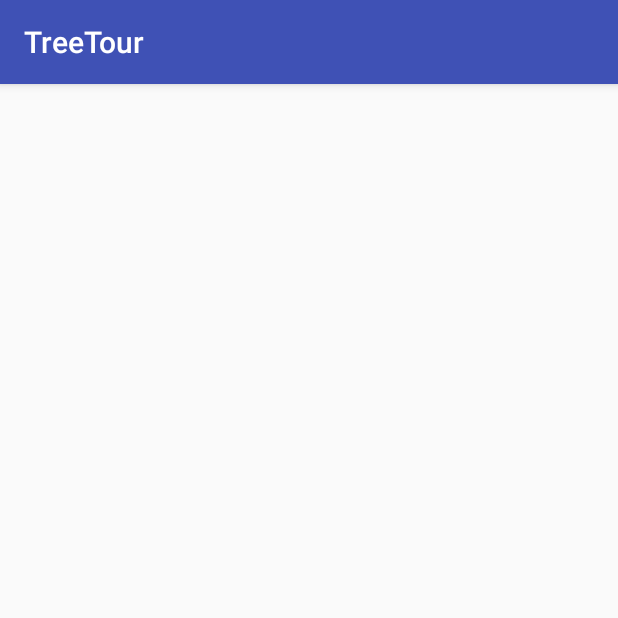
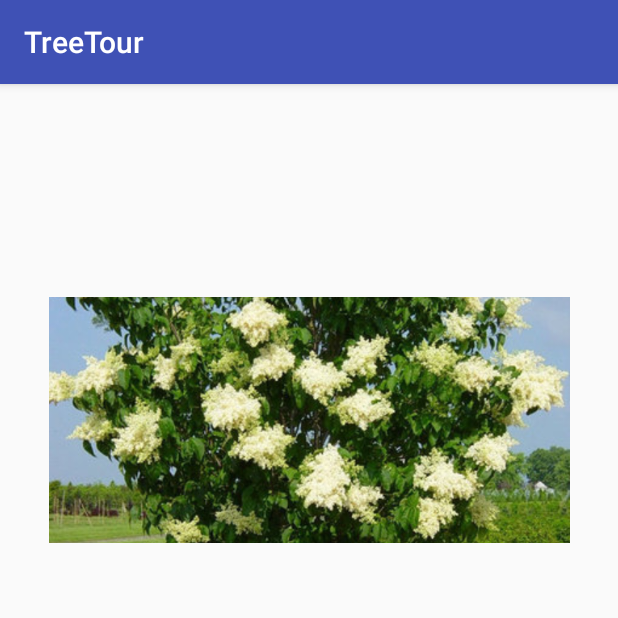
Before and after one commit to jgboese/2018-Spring-Software-Engineering-project, an Android app: the ViewData screen opened directly, with no data from a screen before it, on a phone screen of 412 x 824 dp, the top half of it. Run offline under Robolectric (Android 15) with nearby library versions, the phone set to English and light mode, and no system bars; our stand-ins replace Firebase (no records; nobody signed in at launch, a user with empty details on screens opened directly); 4 statements that could not run were skipped.

Commit message:
pictures added

```diff
--- a/app/src/main/res/layout/activity_view_data.xml
+++ b/app/src/main/res/layout/activity_view_data.xml
@@ -6,10 +6,29 @@
     android:layout_height="match_parent"
     tools:context="edu.colostate.jaredboese.treetour.ViewData">
 
+    <ImageView
+        android:id="@+id/imageView"
+        android:layout_width="347dp"
+        android:layout_height="164dp"
+        android:layout_marginBottom="8dp"
+        android:layout_marginEnd="8dp"
+        android:layout_marginStart="8dp"
+        android:layout_marginTop="8dp"
+        android:scaleType="centerCrop"
+        app:layout_constraintBottom_toTopOf="@+id/listview"
+        app:layout_constraintEnd_toEndOf="parent"
+        app:layout_constraintStart_toStartOf="parent"
+        app:layout_constraintTop_toTopOf="parent"
+        app:srcCompat="@drawable/common_google_signin_btn_icon_dark_normal" />
+
     <ListView
         android:id="@+id/listview"
-        android:layout_width="368dp"
-        android:layout_height="495dp"
-        tools:layout_editor_absoluteX="0dp"
-        tools:layout_editor_absoluteY="8dp" />
+        android:layout_width="343dp"
+        android:layout_height="312dp"
+        android:layout_marginBottom="8dp"
+        android:layout_marginEnd="8dp"
+        app:layout_constraintBottom_toBottomOf="parent"
+        app:layout_constraintEnd_toEndOf="parent"
+        app:layout_constraintHorizontal_bias="0.536"
+        app:layout_constraintStart_toStartOf="parent" />
 </android.support.constraint.ConstraintLayout>
```
Also changed, not shown: app/src/main/java/edu/colostate/jaredboese/treetour/ViewData.java (+36 -1 lines), app/src/main/res/drawable/canada.jpg (added), app/src/main/res/drawable/giant.jpg (added), app/src/main/res/drawable/hakberry.jpg (added), app/src/main/res/drawable/ivory.jpg (added), app/src/main/res/drawable/weeping.jpg (added).
